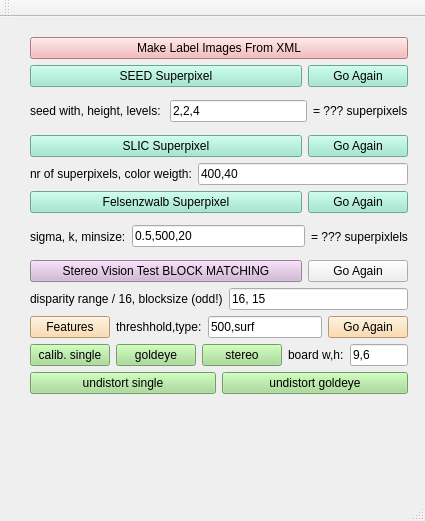
This is SegmentationHelper/mainwindow.ui in yudanaz/masterthesis as Qt 5 draws it before an edit. The edited form follows.
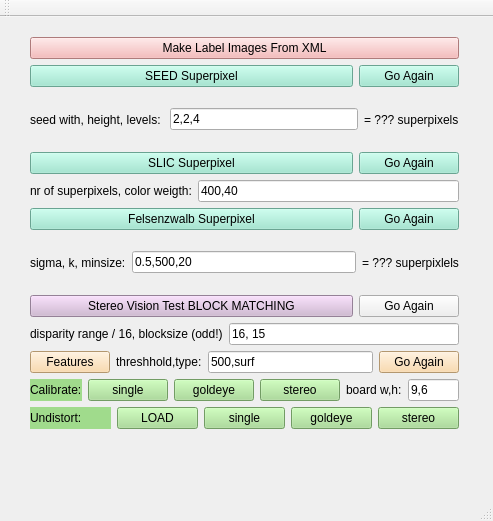
This is the edited form.

Commit message: stereo calibration and remapping is working

The edit to the form file:
```diff
--- a/SegmentationHelper/mainwindow.ui
+++ b/SegmentationHelper/mainwindow.ui
@@ -6,7 +6,7 @@
    <rect>
     <x>0</x>
     <y>0</y>
-    <width>425</width>
+    <width>493</width>
     <height>521</height>
    </rect>
   </property>
@@ -19,11 +19,14 @@
      <rect>
       <x>19</x>
       <y>9</y>
-      <width>400</width>
-      <height>379</height>
+      <width>451</width>
+      <height>414</height>
      </rect>
     </property>
     <layout class="QVBoxLayout" name="verticalLayout">
+     <property name="sizeConstraint">
+      <enum>QLayout::SetMaximumSize</enum>
+     </property>
      <item>
       <widget class="QPushButton" name="btn_makeLabelImgs">
        <property name="styleSheet">
@@ -283,13 +286,23 @@
      </item>
      <item>
       <layout class="QHBoxLayout" name="horizontalLayout_10">
+       <item>
+        <widget class="QLabel" name="label_7">
+         <property name="styleSheet">
+          <string notr="true">background-color: rgb(160, 219, 140)</string>
+         </property>
+         <property name="text">
+          <string>Calibrate:</string>
+         </property>
+        </widget>
+       </item>
        <item>
         <widget class="QPushButton" name="btn_calibSingle">
          <property name="styleSheet">
           <string notr="true">background-color: rgb(160, 219, 140)</string>
          </property>
          <property name="text">
-          <string>calib. single</string>
+          <string>single</string>
          </property>
         </widget>
        </item>
@@ -331,13 +344,33 @@
      </item>
      <item>
       <layout class="QHBoxLayout" name="horizontalLayout_11">
+       <item>
+        <widget class="QLabel" name="label_8">
+         <property name="styleSheet">
+          <string notr="true">background-color: rgb(160, 219, 140)</string>
+         </property>
+         <property name="text">
+          <string>Undistort: </string>
+         </property>
+        </widget>
+       </item>
+       <item>
+        <widget class="QPushButton" name="btn_undistLOAD">
+         <property name="styleSheet">
+          <string notr="true">background-color: rgb(160, 219, 140)</string>
+         </property>
+         <property name="text">
+          <string>LOAD</string>
+         </property>
+        </widget>
+       </item>
        <item>
         <widget class="QPushButton" name="btn_undistSingle">
          <property name="styleSheet">
           <string notr="true">background-color: rgb(160, 219, 140)</string>
          </property>
          <property name="text">
-          <string>undistort single</string>
+          <string>single</string>
          </property>
         </widget>
        </item>
@@ -347,7 +380,17 @@
           <string notr="true">background-color: rgb(160, 219, 140)</string>
          </property>
          <property name="text">
-          <string>undistort goldeye</string>
+          <string>goldeye</string>
+         </property>
+        </widget>
+       </item>
+       <item>
+        <widget class="QPushButton" name="btn_undistStereo">
+         <property name="styleSheet">
+          <string notr="true">background-color: rgb(160, 219, 140)</string>
+         </property>
+         <property name="text">
+          <string>stereo</string>
          </property>
         </widget>
        </item>
```
Left out of the diff: 4 changed lines with no effect on the pictures. The commit also changes 5 other files.
